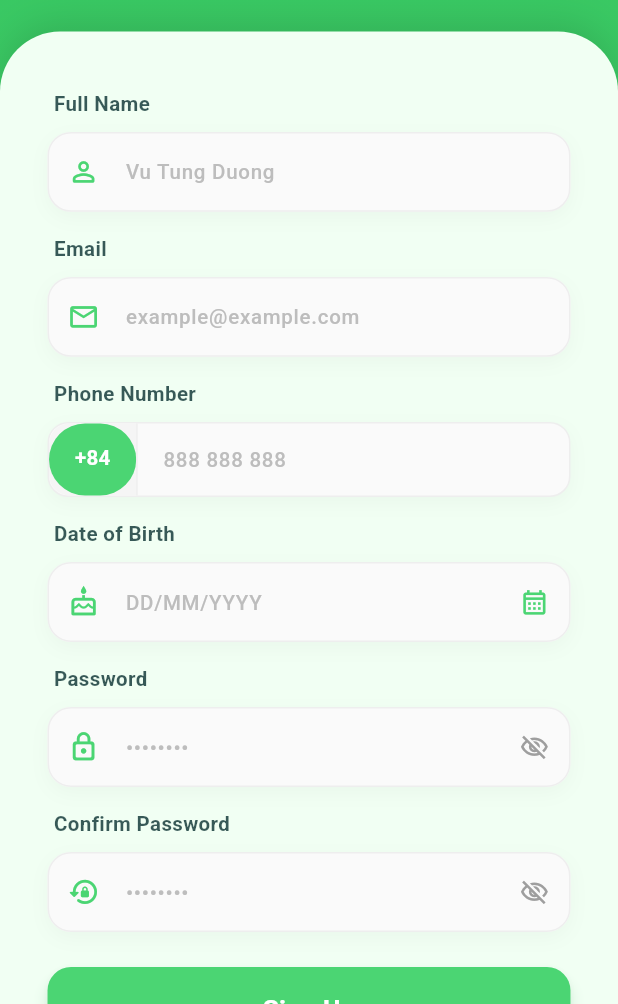
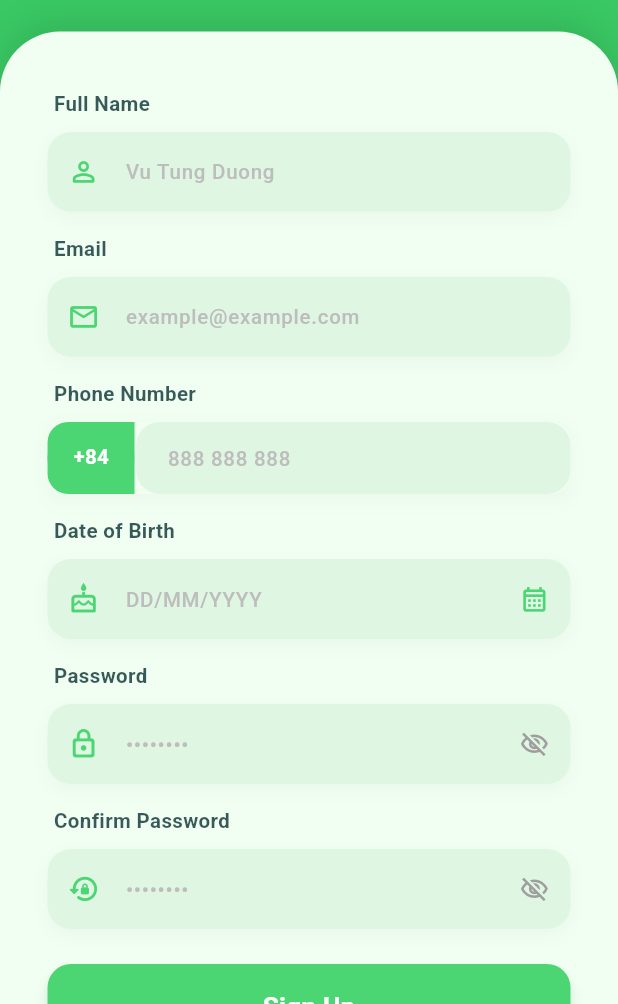
Before and after one commit to Devcujx2112/Finza, a Flutter app: the SignUpView screen opened by its route, on a phone screen of 412 x 824 dp, the part 232-1236 px from its top. Run offline on Flutter 3.47's test engine with Material 3 defaults, Android fonts, the phone set to English and light mode, and no system bars; our stand-ins replace dio, equatable, flutter_dotenv, flutter_screenutil, flutter_secure_storage, flutter_svg and 3 more; accounts and stored records are empty.

```diff
--- /dev/null
+++ b/lib/domain/repositories/login_repository.dart
@@ -0,0 +1,5 @@
+import 'package:app/domain/entities/user/user.dart';
+
+abstract class LoginRepository {
+  Future<User?> login(String email, String password);
+}
--- a/lib/l10n/app_en.arb
+++ b/lib/l10n/app_en.arb
@@ -70,8 +70,9 @@
   "sessionExpired":"Session expired",
   "unauthorizedAction":"You do not have permission to perform this action",
   "dataNotFound":"Data not found",
-  "dataAlreadyExists":"Data already exists",
+  "emailAlreadyExists":"Email already exists, please try another email",
   "invalidDataFormat":"Invalid data format",
   "serverErrorPleaseTryAgainLater":"Server error, please try again later",
-  "anErrorOccurred":"An error occurred"
+  "anErrorOccurred":"An error occurred",
+  "validatorFormSignUp":"Please fill in all the information"
 }
--- a/lib/l10n/app_localizations.dart
+++ b/lib/l10n/app_localizations.dart
@@ -515,11 +515,11 @@ abstract class AppLocalizations {
   /// **'Data not found'**
   String get dataNotFound;
 
-  /// No description provided for @dataAlreadyExists.
+  /// No description provided for @emailAlreadyExists.
   ///
   /// In en, this message translates to:
-  /// **'Data already exists'**
-  String get dataAlreadyExists;
+  /// **'Email already exists, please try another email'**
+  String get emailAlreadyExists;
 
   /// No description provided for @invalidDataFormat.
   ///
@@ -538,6 +538,12 @@ abstract class AppLocalizations {
   /// In en, this message translates to:
   /// **'An error occurred'**
   String get anErrorOccurred;
+
+  /// No description provided for @validatorFormSignUp.
+  ///
+  /// In en, this message translates to:
+  /// **'Please fill in all the information'**
+  String get validatorFormSignUp;
 }
 
 class _AppLocalizationsDelegate extends LocalizationsDelegate<AppLocalizations> {
--- a/lib/l10n/app_localizations_en.dart
+++ b/lib/l10n/app_localizations_en.dart
@@ -219,7 +219,7 @@ class AppLocalizationsEn extends AppLocalizations {
   String get dataNotFound => 'Data not found';
 
   @override
-  String get dataAlreadyExists => 'Data already exists';
+  String get emailAlreadyExists => 'Email already exists, please try another email';
 
   @override
   String get invalidDataFormat => 'Invalid data format';
@@ -229,4 +229,7 @@ class AppLocalizationsEn extends AppLocalizations {
 
   @override
   String get anErrorOccurred => 'An error occurred';
+
+  @override
+  String get validatorFormSignUp => 'Please fill in all the information';
 }
--- a/lib/l10n/app_localizations_vi.dart
+++ b/lib/l10n/app_localizations_vi.dart
@@ -219,7 +219,7 @@ class AppLocalizationsVi extends AppLocalizations {
   String get dataNotFound => 'Không tìm thấy dữ liệu';
 
   @override
-  String get dataAlreadyExists => 'Dữ liệu đã tồn tại';
+  String get emailAlreadyExists => 'Email đã tồn tại, vui lòng thử lại email khác';
 
   @override
   String get invalidDataFormat => 'Dữ liệu không đúng định dạng';
@@ -229,4 +229,7 @@ class AppLocalizationsVi extends AppLocalizations {
 
   @override
   String get anErrorOccurred => 'Đã có lỗi xảy ra';
+
+  @override
+  String get validatorFormSignUp => 'Vui lòng điền đầy đủ thông tin';
 }
--- a/lib/l10n/app_vi.arb
+++ b/lib/l10n/app_vi.arb
@@ -70,8 +70,9 @@
   "sessionExpired":"Phiên đăng nhập hết hạn",
   "unauthorizedAction":"Bạn không có quyền thực hiện thao tác này",
   "dataNotFound":"Không tìm thấy dữ liệu",
-  "dataAlreadyExists":"Dữ liệu đã tồn tại",
+  "emailAlreadyExists":"Email đã tồn tại, vui lòng thử lại email khác",
   "invalidDataFormat":"Dữ liệu không đúng định dạng",
   "serverErrorPleaseTryAgainLater":"Lỗi máy chủ, vui lòng thử lại sau",
-  "anErrorOccurred":"Đã có lỗi xảy ra"
+  "anErrorOccurred":"Đã có lỗi xảy ra",
+  "validatorFormSignUp":"Vui lòng điền đầy đủ thông tin"
 }
--- a/lib/router/pages.dart
+++ b/lib/router/pages.dart
@@ -1,5 +1,6 @@
 import 'package:app/router/router_name.dart';
 import 'package:app/src/feature/auth/forgot_password/forgot_password_view.dart';
+import 'package:app/src/feature/auth/login/login_binding.dart';
 import 'package:app/src/feature/auth/new_password/new_password_view.dart';
 import 'package:app/src/feature/auth/signup/signup_binding.dart';
 import 'package:app/src/feature/auth/verify_code/verify_code_view.dart';
@@ -16,7 +17,11 @@ class Pages {
   static List<GetPage> page = [
     GetPage(name: RouterName.splash, page: () => Splashpage()),
     GetPage(name: RouterName.home, page: () => HomepageView()),
-    GetPage(name: RouterName.login, page: () => LoginView()),
+    GetPage(
+      name: RouterName.login,
+      page: () => LoginView(),
+      binding: LoginBinding(),
+    ),
     GetPage(
       name: RouterName.signUp,
       page: () => SignUpView(),
--- a/lib/src/core/error/error_handle.dart
+++ b/lib/src/core/error/error_handle.dart
@@ -67,7 +67,7 @@ class ErrorHandler {
       case 409:
         return AppException(
           statusCode: 409,
-          message: appLocal?.dataAlreadyExists ?? '',
+          message: appLocal?.emailAlreadyExists ?? '',
         );
       case 422:
         return AppException(
--- a/lib/src/feature/auth/signup/signup_view.dart
+++ b/lib/src/feature/auth/signup/signup_view.dart
@@ -7,6 +7,7 @@ import 'package:app/src/feature/auth/signup/signup_controller.dart';
 import 'package:app/src/feature/widget/country_code_picker.dart';
 import 'package:app/src/feature/widget/custom_calender.dart';
 import 'package:app/src/feature/widget/form_notification_message.dart';
+import 'package:app/src/feature/widget/loading_overlay.dart';
 import 'package:flutter/material.dart';
 import 'package:flutter_screenutil/flutter_screenutil.dart';
 import 'package:get/get.dart';
@@ -44,7 +45,9 @@ class _SignUpViewState extends State<SignUpView> with AdaptivePage {
 
   Widget mobileScreen(BuildContext context) {
     final appLocal = AppLocalizations.of(context);
-    return Scaffold(
+    return LoadingOverlay(
+      isLoading: controller.isLoading.value,
+      child: Scaffold(
         backgroundColor: AppColors.primarySecondaryColor,
         body: Container(
           height: double.infinity,
@@ -91,6 +94,7 @@ class _SignUpViewState extends State<SignUpView> with AdaptivePage {
                 ),
                 _buildFormSignUp(context),
               ],
+            ),
           ),
         ),
       ),
@@ -359,18 +363,18 @@ class _SignUpViewState extends State<SignUpView> with AdaptivePage {
                       )
                     : null),
           filled: true,
-          fillColor: Colors.grey.shade50,
+          fillColor: AppColors.backgroundMenu,
           contentPadding: EdgeInsets.symmetric(
             horizontal: 16.w,
             vertical: 16.h,
           ),
           border: OutlineInputBorder(
             borderRadius: BorderRadius.circular(16.r),
-            borderSide: BorderSide(color: Colors.grey.shade200),
+            borderSide: BorderSide(color: AppColors.transparentColor),
           ),
           enabledBorder: OutlineInputBorder(
             borderRadius: BorderRadius.circular(16.r),
-            borderSide: BorderSide(color: Colors.grey.shade200),
+            borderSide: BorderSide(color: AppColors.transparentColor),
           ),
           focusedBorder: OutlineInputBorder(
             borderRadius: BorderRadius.circular(16.r),
@@ -404,9 +408,6 @@ class _SignUpViewState extends State<SignUpView> with AdaptivePage {
         ),
         Container(
           decoration: BoxDecoration(
-            color: Colors.grey.shade50,
-            borderRadius: BorderRadius.circular(14.r),
-            border: Border.all(color: Colors.grey.shade200),
             boxShadow: [
               BoxShadow(
                 color: Colors.black.withOpacity(0.03),
@@ -416,12 +417,17 @@ class _SignUpViewState extends State<SignUpView> with AdaptivePage {
             ],
           ),
           child: IntrinsicHeight(
+            child: Container(
+              decoration: BoxDecoration(
+                color: AppColors.primaryColor,
+                borderRadius: BorderRadius.circular(14.r),
+              ),
               child: Row(
                 crossAxisAlignment: CrossAxisAlignment.stretch,
                 children: [
                   Container(
                     decoration: BoxDecoration(
-                    color: Colors.grey.shade100,
+                      color: AppColors.buttonLogin,
                       borderRadius: BorderRadius.only(
                         topLeft: Radius.circular(14.r),
                         bottomLeft: Radius.circular(14.r),
@@ -462,17 +468,43 @@ class _SignUpViewState extends State<SignUpView> with AdaptivePage {
                         fontWeight: FontWeight.w500,
                       ),
                       decoration: InputDecoration(
+                        errorStyle: TextStyle(
+                          fontSize: 12.sp,
+                          color: AppColors.errorColor,
+                        ),
+
+                        border: OutlineInputBorder(
+                          borderRadius: BorderRadius.circular(16.r),
+                          borderSide: BorderSide(
+                            color: AppColors.transparentColor,
+                          ),
+                        ),
+                        enabledBorder: OutlineInputBorder(
+                          borderRadius: BorderRadius.circular(16.r),
+                          borderSide: BorderSide(
+                            color: AppColors.transparentColor,
+                          ),
+                        ),
+                        focusedBorder: OutlineInputBorder(
+                          borderRadius: BorderRadius.circular(16.r),
+                          borderSide: const BorderSide(
+                            color: AppColors.buttonLogin,
+                            width: 1.5,
+                          ),
+                        ),
+                        filled: true,
+                        fillColor: AppColors.backgroundMenu,
                         hintText: "888 888 888",
                         hintStyle: TextStyle(
                           color: Colors.grey.shade400,
                           fontSize: 14.sp,
                         ),
-                      border: InputBorder.none,
                         contentPadding: EdgeInsets.symmetric(horizontal: 16.w),
                       ),
                     ),
                   ),
                 ],
+              ),
             ),
           ),
         ),
@@ -505,6 +537,12 @@ class _SignUpViewState extends State<SignUpView> with AdaptivePage {
               );
             },
           );
+        } else {
+          showFormMessageDialog(
+            context,
+            type: FormMessageType.warning,
+            title: appLocal.validatorFormSignUp,
+          );
         }
       },
       style: ElevatedButton.styleFrom(
@@ -517,10 +555,15 @@ class _SignUpViewState extends State<SignUpView> with AdaptivePage {
         elevation: 4,
         shadowColor: AppColors.buttonLogin.withOpacity(0.4),
       ),
-      child: Text(
+      child: Obx(() {
+        if (controller.isLoading.value) {
+          return const CircularProgressIndicator(color: Colors.white);
+        }
+        return Text(
           appLocal.signUp,
           style: TextStyle(fontSize: 18.sp, fontWeight: FontWeight.bold),
-      ),
+        );
+      }),
     );
   }
 
--- a/lib/src/feature/widget/form_notification_message.dart
+++ b/lib/src/feature/widget/form_notification_message.dart
@@ -41,7 +41,7 @@ class _FormNotificationMessageState extends State<FormNotificationMessage>
 
     // Tự động đóng sau 1.5s
     Future.delayed(const Duration(milliseconds: 1500), () {
-      if (mounted) {
+      if (mounted && Navigator.of(context).canPop()) {
         Navigator.of(context).pop();
       }
     });
--- /dev/null
+++ b/lib/src/feature/widget/loading_overlay.dart
@@ -0,0 +1,26 @@
+import 'package:flutter/material.dart';
+
+class LoadingOverlay extends StatelessWidget {
+  final bool isLoading;
+  final Widget child;
+
+  const LoadingOverlay({
+    super.key,
+    required this.isLoading,
+    required this.child,
+  });
+
+  @override
+  Widget build(BuildContext context) {
+    return Stack(
+      children: [
+        child,
+        if (isLoading)
+          AbsorbPointer(
+            absorbing: true,
+            child: Container(color: Colors.black.withOpacity(0.3)),
+          ),
+      ],
+    );
+  }
+}
```
Also changed, not shown: lib/domain/usecases/login_usecase.dart (added, +12 -0 lines), lib/src/data/repositories/login_repository_impl.dart (added, +36 -0 lines), lib/src/feature/auth/login/login_binding.dart (added, +15 -0 lines), lib/src/feature/auth/login/login_controller.dart (+36 -11 lines), lib/src/feature/auth/login/login_view.dart (+37 -8 lines), lib/src/feature/auth/signup/signup_controller.dart (+4 -6 lines), 2 other files. Lines whose indentation alone changed are shown as unchanged.
